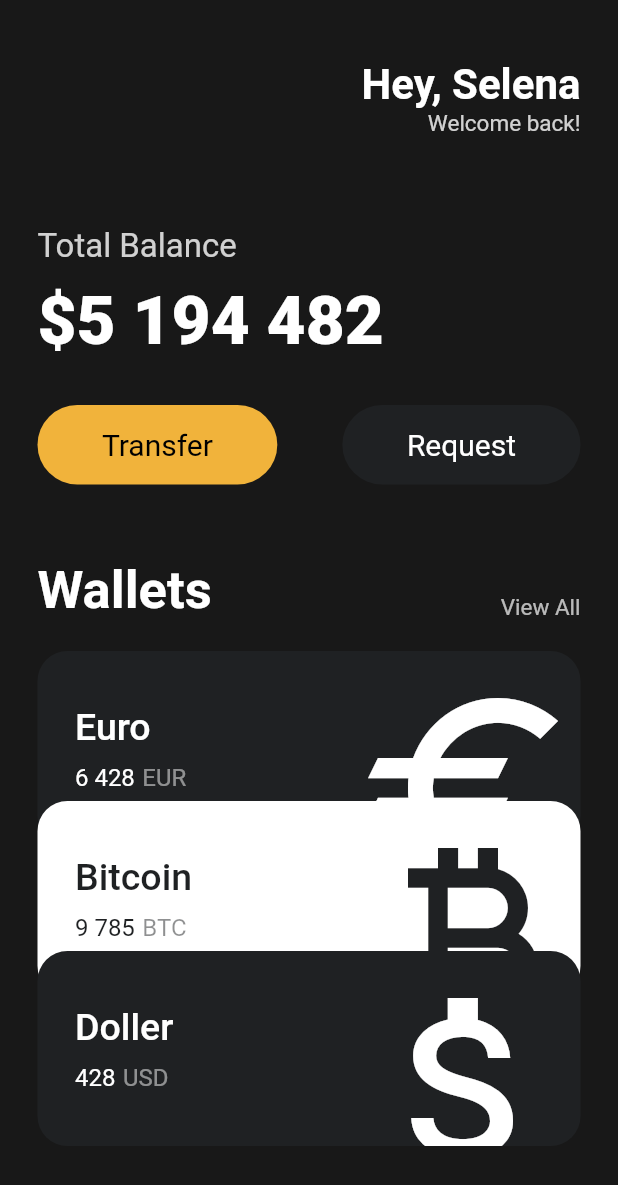
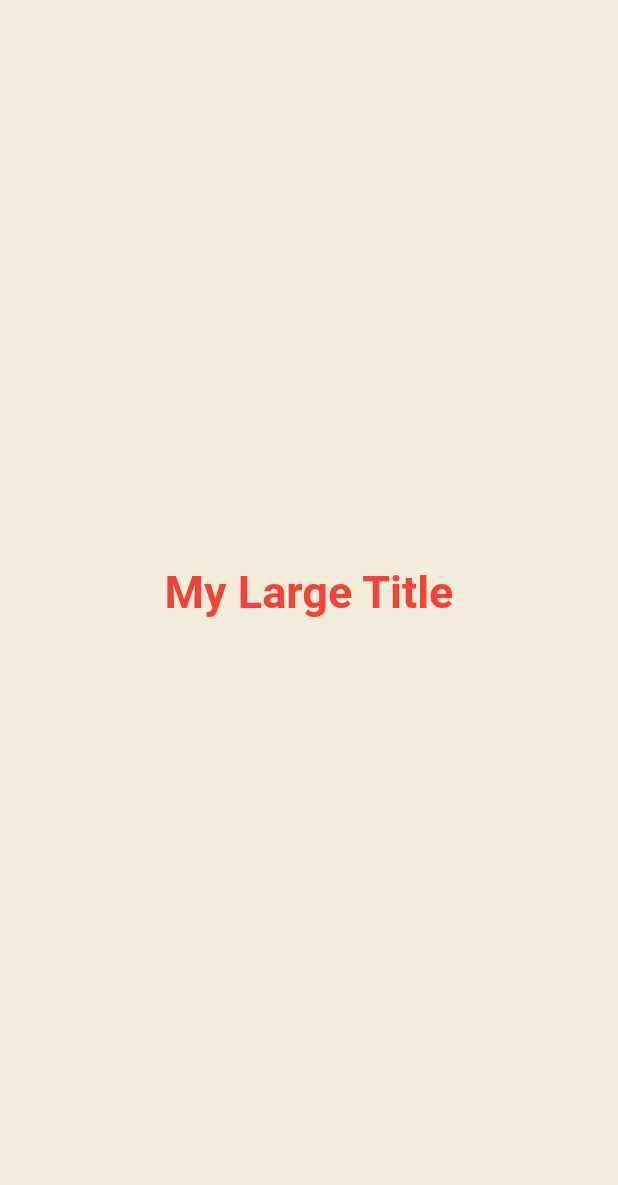
Before and after one commit to AnHyeJu/toonflix, a Flutter app: the screen it shows after launch, on a phone screen of 412 x 824 dp. Shown: the top 1185 px of the screen. Run offline on Flutter 3.47's test engine with Material 2 defaults, Android fonts, the phone set to English and light mode, and no system bars.

```diff
--- a/lib/main.dart
+++ b/lib/main.dart
@@ -1,147 +1,86 @@
 import 'package:flutter/material.dart';
-import 'package:toonflix/widgets/Button.dart';
-import 'package:toonflix/widgets/currency_card.dart';
 
 void main() {
   runApp(const App());
 }
 
-class App extends StatelessWidget {
+class App extends StatefulWidget {
   const App({super.key});
 
   @override
+  State<App> createState() => _AppState();
+}
+
+class _AppState extends State<App> {
+  @override
   Widget build(BuildContext context) {
     return MaterialApp(
-      home: Scaffold(
-        backgroundColor: const Color(0xFF181818),
-        body: SingleChildScrollView(
-          child: Padding(
-            padding: const EdgeInsets.symmetric(horizontal: 25),
-            child: Column(
-              crossAxisAlignment: CrossAxisAlignment.start,
-              children: [
-                const SizedBox(
-                  height: 40,
-                ),
-                Row(
-                  mainAxisAlignment: MainAxisAlignment.end,
-                  children: [
-                    Column(
-                      crossAxisAlignment: CrossAxisAlignment.end,
-                      children: [
-                        const Text(
-                          'Hey, Selena',
-                          style: TextStyle(
-                            color: Colors.white,
-                            fontSize: 28,
-                            fontWeight: FontWeight.w600,
+      theme: ThemeData(
+        textTheme: const TextTheme(
+          titleLarge: TextStyle(
+            color: Colors.red,
           ),
         ),
+      ),
+      home: const Scaffold(
+        backgroundColor: Color(0xFFF4EDDB),
+        body: Center(
+          child: Column(
+            mainAxisAlignment: MainAxisAlignment.center,
+            children: [
+              MyLargeTitle(),
               Text(
-                          'Welcome back!',
+                '',
                 style: TextStyle(
-                            color: Colors.white.withOpacity(0.8),
-                            fontSize: 15,
+                  fontSize: 30,
+                  fontWeight: FontWeight.bold,
                 ),
               ),
             ],
-                    )
-                  ],
-                ),
-                const SizedBox(
-                  height: 60,
-                ),
-                Text(
-                  'Total Balance',
-                  textAlign: TextAlign.end,
-                  style: TextStyle(
-                    color: Colors.white.withOpacity(0.8),
-                    fontSize: 22,
-                  ),
-                ),
-                const SizedBox(
-                  height: 10,
-                ),
-                const Text(
-                  '\$5 194 482',
-                  textAlign: TextAlign.end,
-                  style: TextStyle(
-                    color: Colors.white,
-                    fontSize: 45,
-                    fontWeight: FontWeight.w800,
-                  ),
-                ),
-                const SizedBox(
-                  height: 30,
-                ),
-                const Row(
-                  mainAxisAlignment: MainAxisAlignment.spaceBetween,
-                  children: [
-                    Button(
-                      text: 'Transfer',
-                      backgroundColor: Color(0xFFF1B33B),
-                    ),
-                    Button(
-                      text: 'Request',
-                      backgroundColor: Color(0xFF1F2123),
-                      textColor: Colors.white,
-                    ),
-                  ],
-                ),
-                const SizedBox(
-                  height: 50,
-                ),
-                Row(
-                  mainAxisAlignment: MainAxisAlignment.spaceBetween,
-                  crossAxisAlignment: CrossAxisAlignment.end,
-                  children: [
-                    const Text(
-                      'Wallets',
-                      style: TextStyle(
-                        color: Colors.white,
-                        fontWeight: FontWeight.w600,
-                        fontSize: 35,
-                      ),
-                    ),
-                    Text(
-                      'View All',
-                      style: TextStyle(
-                        color: Colors.white.withOpacity(0.7),
-                        fontSize: 15,
-                      ),
-                    ),
-                  ],
-                ),
-                const SizedBox(
-                  height: 20,
-                ),
-                CurrencyCard(
-                  icon: Icons.euro_sharp,
-                  name: 'Euro',
-                  code: 'EUR',
-                  amount: '6 428',
-                  order: 1,
-                ),
-                CurrencyCard(
-                  icon: Icons.currency_bitcoin_outlined,
-                  name: 'Bitcoin',
-                  code: 'BTC',
-                  amount: '9 785',
-                  isInverted: true,
-                  order: 2,
-                ),
-                CurrencyCard(
-                  icon: Icons.attach_money,
-                  name: 'Doller',
-                  code: 'USD',
-                  amount: '428',
-                  order: 3,
-                ),
-              ],
-            ),
           ),
         ),
       ),
     );
   }
 }
+
+class MyLargeTitle extends StatefulWidget {
+  const MyLargeTitle({
+    super.key,
+  });
+
+  @override
+  State<MyLargeTitle> createState() => _MyLargeTitleState();
+}
+
+class _MyLargeTitleState extends State<MyLargeTitle> {
+  @override
+  void initState() {
+    //상태를 초기화할 수 있는 함수...
+    //부모요소의 데이터 리프레시 하기위해
+    //단 한번만 호출되며
+    //build 메서드 전에 실행됨
+    // TODO: implement initState
+    super.initState();
+  }
+
+  @override
+  void dispose() {
+    //위젯이 스크린에서 제거될 때 호출되는 메서드
+    //api, 이벤트 리스너 해제할때?
+    // TODO: implement dispose
+    super.dispose();
+  }
+
+  @override
+  Widget build(BuildContext context) {
+    return Text(
+      'My Large Title',
+      style: TextStyle(
+        fontSize: 30,
+        fontWeight: FontWeight.bold,
+        color: Theme.of(context).textTheme.titleLarge?.color,
+      ),
+    );
+  }
+}
```
Lines whose indentation alone changed are shown as unchanged.
